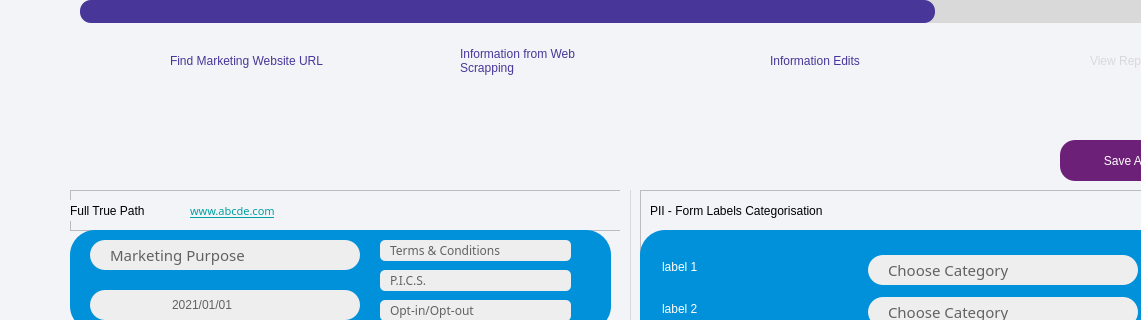
This is MainPageUI.ui in hayleywhsham/ISOM4400_FYP as Qt 5 draws it before an edit; both pictures show x 0 to 1141 and y 100 to 420 of the 1280 by 720 pixel window. The edited form follows.
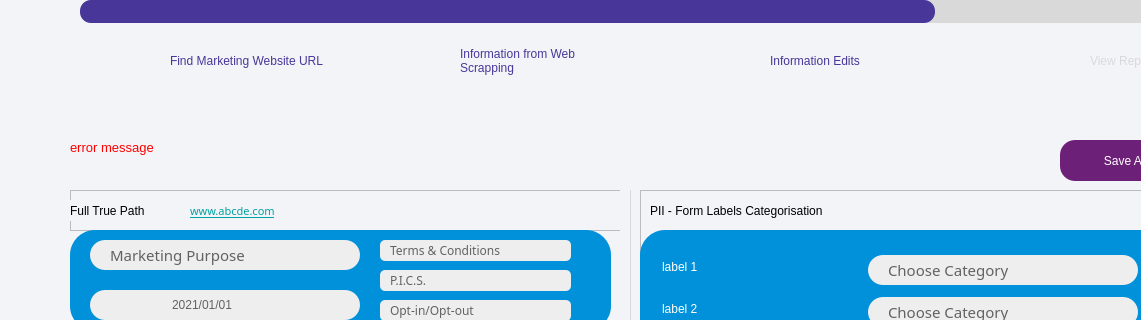
This is the edited form. The open tabs and pages were chosen to show the change. Icons and pictures are not drawn.

```diff
--- a/MainPageUI.ui
+++ b/MainPageUI.ui
@@ -3192,6 +3192,36 @@
         <set>Qt::AlignCenter</set>
        </property>
       </widget>
+      <widget class="QLabel" name="lbl_info_page_error_msg">
+       <property name="geometry">
+        <rect>
+         <x>70</x>
+         <y>20</y>
+         <width>981</width>
+         <height>41</height>
+        </rect>
+       </property>
+       <property name="font">
+        <font>
+         <family>Arial</family>
+         <pointsize>10</pointsize>
+         <weight>9</weight>
+         <italic>false</italic>
+         <bold>false</bold>
+        </font>
+       </property>
+       <property name="styleSheet">
+        <string notr="true">color: rgb(255, 0, 0);
+background-color: transparent;
+font: 75 10pt &quot;Arial&quot;;</string>
+       </property>
+       <property name="text">
+        <string>error message</string>
+       </property>
+       <property name="alignment">
+        <set>Qt::AlignLeading|Qt::AlignLeft|Qt::AlignTop</set>
+       </property>
+      </widget>
      </widget>
     </widget>
     <widget class="QWidget" name="report_page">
```
Left out of the diff: 22 changed lines with no effect on the pictures.
